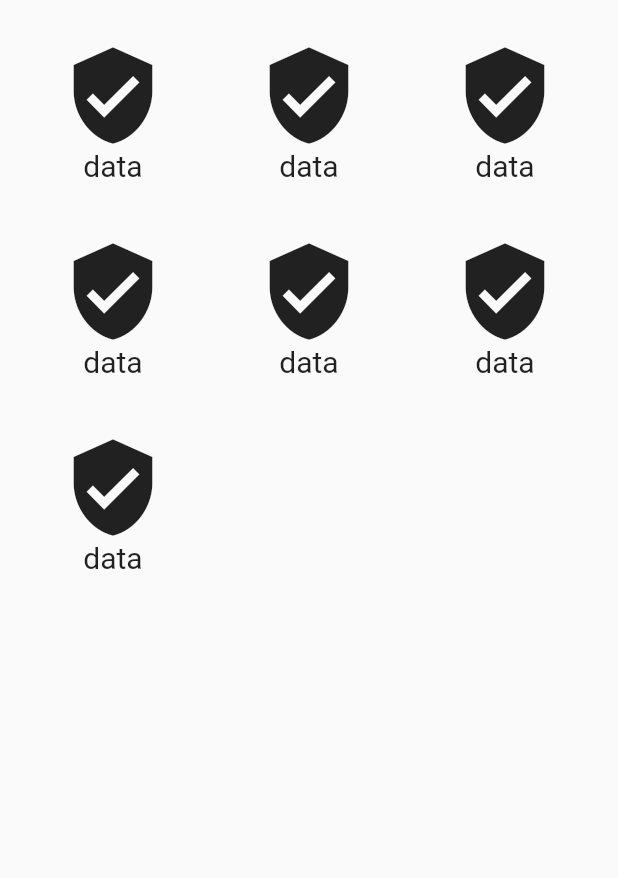
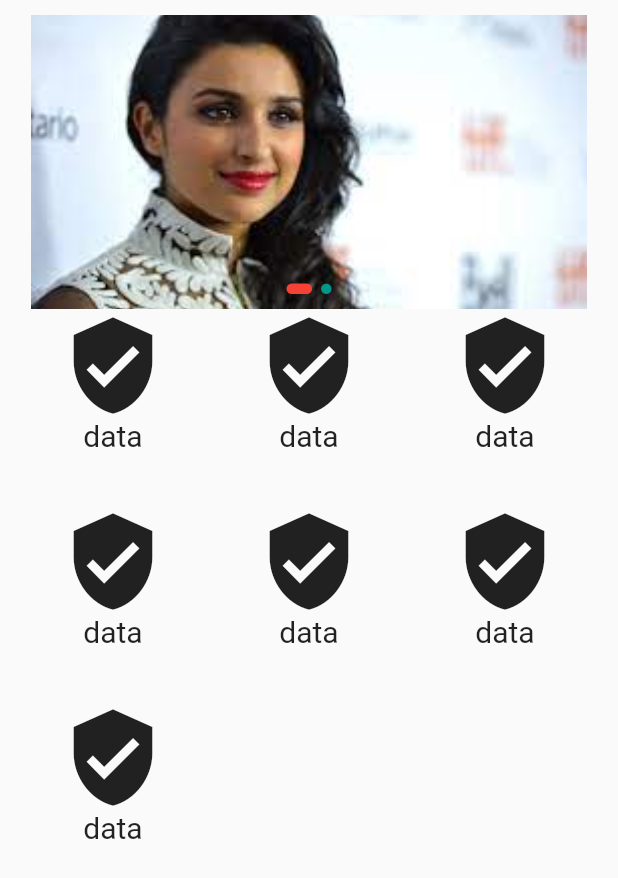
Before and after one commit to Sushil-jaishi/Myapp, a Flutter app: the DashboardScreen screen opened directly, on a phone screen of 412 x 824 dp. Shown: the top 878 px of the screen. Run offline on Flutter 3.47's test engine with Material 2 defaults, Android fonts, the phone set to English and light mode, and no system bars; drawn by our look-alikes of carousel_slider; our stand-ins replace firebase_auth, firebase_core, shared_preferences; accounts and stored records are empty.

Commit message:
image scrooler added

```diff
--- a/lib/dashboardScreen.dart
+++ b/lib/dashboardScreen.dart
@@ -1,4 +1,5 @@
 import 'package:flutter/material.dart';
+import 'package:myapp/imageSlider.dart';
 import 'package:shared_preferences/shared_preferences.dart';
 
 class DashboardScreen extends StatelessWidget {
@@ -9,7 +10,9 @@ class DashboardScreen extends StatelessWidget {
         margin: EdgeInsets.all(10),
         child: Stack(
           children: [
-            GridView(
+            ImageSlider(),
+            Container(margin: EdgeInsets.only(top: 180),
+              child: GridView(
                 gridDelegate: SliverGridDelegateWithMaxCrossAxisExtent(
                     maxCrossAxisExtent:
                         (MediaQuery.of(context).size.width * 0.33)),
@@ -107,6 +110,7 @@ class DashboardScreen extends StatelessWidget {
                   ),
                 ],
               ),
+            ),
           ],
         ),
       ),
--- /dev/null
+++ b/lib/imageSlider.dart
@@ -0,0 +1,76 @@
+import 'package:carousel_slider/carousel_controller.dart';
+import 'package:carousel_slider/carousel_slider.dart';
+import 'package:flutter/material.dart';
+
+class ImageSlider extends StatefulWidget{
+  @override
+  State<ImageSlider> createState() => _ImageSliderState();
+}
+
+class _ImageSliderState extends State<ImageSlider> {
+  List imagelist =[
+    {"id":1, "image_path":'assets/images/download.jpg'},
+    {"id":2, "image_path":'assets/images/images.jpg'}
+  ];
+  final CarouselController slidercontroller = CarouselController();
+  int currentindex=0;
+  @override
+  Widget build(BuildContext context) {
+    return Column(
+      children: [
+        Stack(
+          children: [
+            InkWell(
+              onTap: (){
+
+              },
+              child: CarouselSlider(
+                items:imagelist.map(
+                    (item) =>Image.asset(item['image_path'],
+                    fit: BoxFit.cover,
+                    width: MediaQuery.of(context).size.width*0.9,)
+                ).toList(),
+                carouselController: slidercontroller,
+                options: CarouselOptions(
+                  scrollPhysics: const BouncingScrollPhysics(),
+                  autoPlay: true,
+                  aspectRatio: 2,
+                  viewportFraction: 1,
+                  onPageChanged: (index,reason){
+                    setState(() {
+                      currentindex=index;
+                    });
+                  }
+                ),
+              ),
+            ),
+            Positioned(
+              bottom: 10,
+              left: 0,
+              right: 0,
+              child: Row(
+                mainAxisAlignment: MainAxisAlignment.center,
+                children: imagelist.asMap().entries.map((entry){
+                  return GestureDetector(
+                    onTap: () => slidercontroller.animateToPage(entry.key),
+                    child: Container(
+                      width: currentindex==entry.key?17:7,
+                      height: 7.0,
+                      margin: EdgeInsets.symmetric(
+                        horizontal: 3.0,
+                      ),
+                      decoration: BoxDecoration(
+                        borderRadius: BorderRadius.circular(10),
+                        color: currentindex==entry.key? Colors.red:Colors.teal
+                      ),
+                    ),
+                  );
+                }).toList(),
+              ),
+            )
+          ],
+        )
+      ],
+    );
+  }
+}
--- a/pubspec.yaml
+++ b/pubspec.yaml
@@ -38,6 +38,7 @@ dependencies:
   shared_preferences: ^2.0.20
   firebase_auth: ^4.4.0
   firebase_core: ^2.9.0
+  carousel_slider: ^4.2.1
 
 dev_dependencies:
   flutter_test:
```
Also changed, not shown: lib/loginScreen.dart (+28 -3 lines), assets/images/download.jpg (added), assets/images/images.jpg (added), pubspec.lock. Lines whose indentation alone changed are shown as unchanged.
